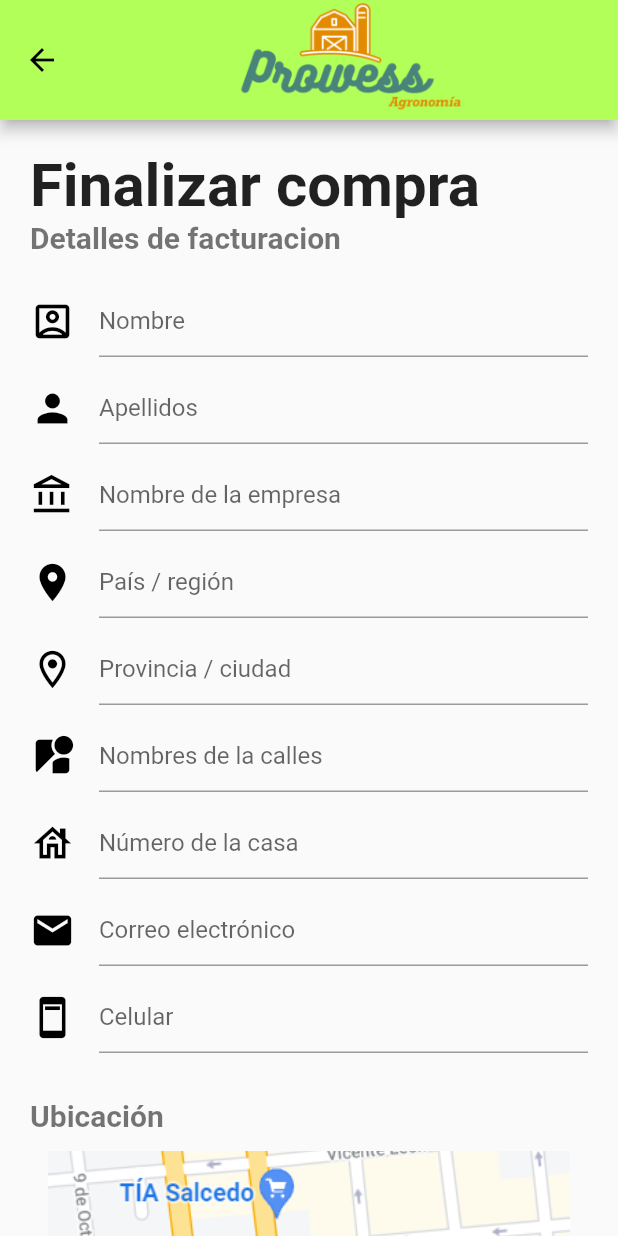
After one commit to ferdeX64/prowessagronomia, a Flutter app: the FormCompra screen opened directly, on a phone screen of 412 x 824 dp. The commit adds this screen. Run offline on Flutter 3.47's test engine with Material 2 defaults, Android fonts, the phone set to English and light mode, and no system bars; our stand-ins replace accordion, carousel_slider, flutter_slidable, nb_utils, sliding_up_panel; missing offline and left inert: async_button_builder; network calls fail.

Commit message:
Form finalizar compra

```diff
--- a/lib/src/pages/carrito_page.dart
+++ b/lib/src/pages/carrito_page.dart
@@ -1,5 +1,6 @@
 import 'package:flutter/material.dart';
 import 'package:flutter_slidable/flutter_slidable.dart';
+import 'package:prowessagronomia/src/pages/form_compra_page.dart';
 
 
 class CarritoPage extends StatefulWidget {
@@ -165,7 +166,12 @@ class _CarritoPageState extends State<CarritoPage> {
                         letterSpacing: 2.0
                       ),
                     ),
-                    onPressed: (){},
+                    onPressed: (){
+                      Navigator.push(
+                        context,
+                        MaterialPageRoute(
+                        builder: (BuildContext context) => FormCompra()));
+                            },
                   ),
                 ],
               ),
--- a/lib/src/pages/equipo_page.dart
+++ b/lib/src/pages/equipo_page.dart
@@ -1,3 +1,5 @@
+// ignore_for_file: sized_box_for_whitespace
+
 import 'package:flutter/material.dart';
 class EquipoPage extends StatelessWidget {
   const EquipoPage({Key? key}) : super(key: key);
@@ -52,7 +54,7 @@ class EquipoPage extends StatelessWidget {
                                 color: Colors.black,
                               )
                           ),
-                          Container(
+                          SizedBox(
                             height:25,
                             child: SizedBox(
                               child: Image.asset('assets/images/grupo.png',
@@ -603,6 +605,6 @@ class EquipoPage extends StatelessWidget {
           ),
         ),
       ),
-    );;
+    );
   }
 }
--- /dev/null
+++ b/lib/src/pages/form_compra_page.dart
@@ -0,0 +1,270 @@
+import 'package:flutter/material.dart';
+
+class FormCompra extends StatefulWidget {
+  FormCompra({Key? key}) : super(key: key);
+
+  @override
+  State<FormCompra> createState() => _FormCompraState();
+}
+
+class _FormCompraState extends State<FormCompra> {
+  @override
+  Widget build(BuildContext context) {
+    return
+      Scaffold(
+        appBar: AppBar(
+          toolbarHeight: 80,
+          backgroundColor: Colors.lightGreenAccent,
+          title: Row(
+            mainAxisAlignment: MainAxisAlignment.center,
+            children: [
+              Image.asset(
+                'assets/images/Logo_ProwessAgronomia.png',
+                fit: BoxFit.contain,
+                height: 150,
+                width: 150,
+              ),
+            ],
+          ),
+          leading: IconButton(
+            icon: const Icon(
+              Icons.arrow_back,
+              color: Colors.black,
+            ),
+            onPressed: () => Navigator.of(context).pop(),
+          )
+        ),
+        body: SingleChildScrollView(
+          child: Container(
+            padding: const EdgeInsets.symmetric(vertical: 20,horizontal: 20),
+            child: Column(
+              crossAxisAlignment: CrossAxisAlignment.start,
+              children: [
+                const Text("Finalizar compra", style: TextStyle( fontSize: 40, fontWeight:FontWeight.bold)),
+                const Text("Detalles de facturacion", style: TextStyle(color:Colors.black54,fontSize: 20, fontWeight:FontWeight.bold)),
+                Container(
+                  padding: const EdgeInsets.only(top: 20, bottom: 10),
+                  child: Row(
+                    children: const [
+                      Flexible(
+                        child: TextField(
+                              decoration: InputDecoration(
+                                icon: Icon(
+                                    Icons.account_box_outlined,
+                                    size: 30,
+                                    color: Colors.black,
+                                ),
+                                hintText: 'Nombre',
+                              )
+                            )
+                      )
+                  ],),
+                ),
+                Container(
+                  padding: const EdgeInsets.only(bottom: 10),
+                  child: Row(
+                    children: const [
+                      Flexible(
+                        child: TextField(
+                              decoration: InputDecoration(
+                                icon: Icon(
+                                    Icons.person,
+                                    size: 30,
+                                    color: Colors.black,
+                                ),
+                                hintText: 'Apellidos',
+                              )
+                            )
+                      )
+                  ],),
+                ),
+                Container(
+                  padding: const EdgeInsets.only(bottom: 10),
+                  child: Row(
+                    children: const [
+                      Flexible(
+                        child: TextField(
+                              decoration: InputDecoration(
+                                icon: Icon(
+                                    Icons.account_balance_outlined,
+                                    size: 30,
+                                    color: Colors.black,
+                                ),
+                                hintText: 'Nombre de la empresa',
+                              )
+                            )
+                      )
+                  ],),
+                ),
+                Container(
+                  padding: const EdgeInsets.only(bottom: 10),
+                  child: Row(
+                    children: const [
+                      Flexible(
+                        child: TextField(
+                              decoration: InputDecoration(
+                                icon: Icon(
+                                    Icons.location_on,
+                                    size: 30,
+                                    color: Colors.black,
+                                ),
+                                hintText: 'País / región',
+                              )
+                            )
+                      )
+                  ],),
+                ),
+                Container(
+                  padding: const EdgeInsets.only(bottom: 10),
+                  child: Row(
+                    children: const [
+                      Flexible(
+                        child: TextField(
+                              decoration: InputDecoration(
+                                icon: Icon(
+                                    Icons.location_on_outlined ,
+                                    size: 30,
+                                    color: Colors.black,
+                                ),
+                                hintText: 'Provincia / ciudad',
+                              )
+                            )
+                      )
+                  ],),
+                ),
+                Container(
+                  padding: const EdgeInsets.only(bottom: 10),
+                  child: Row(
+                    children: const [
+                      Flexible(
+                        child: TextField(
+                              decoration: InputDecoration(
+                                icon: Icon(
+                                    Icons.streetview ,
+                                    size: 30,
+                                    color: Colors.black,
+                                ),
+                                hintText: 'Nombres de la calles',
+                              )
+                            )
+                      )
+                  ],),
+                ),
+                Container(
+                  padding: const EdgeInsets.only(bottom: 10),
+                  child: Row(
+                    children: const [
+                      Flexible(
+                        child: TextField(
+                              decoration: InputDecoration(
+                                icon: Icon(
+                                    Icons.house_outlined ,
+                                    size: 30,
+                                    color: Colors.black,
+                                ),
+                                hintText: 'Número de la casa',
+                              )
+                            )
+                      )
+                  ],),
+                ),
+                Container(
+                  padding: const EdgeInsets.only(bottom: 10),
+                  child: Row(
+                    children: const [
+                      Flexible(
+                        child: TextField(
+                              decoration: InputDecoration(
+                                icon: Icon(
+                                    Icons.email   ,
+                                    size: 30,
+                                    color: Colors.black,
+                                ),
+
+                                hintText: 'Correo electrónico',
+                              )
+                            )
+                      )
+                  ],),
+                ),
+                Container(
+                  padding: const EdgeInsets.only(bottom: 30),
+                  child: Row(
+                    children: const [
+                      Flexible(
+                        child: TextField(
+                              decoration: InputDecoration(
+                                icon: Icon(
+                                    Icons.ad_units  ,
+                                    size: 30,
+                                    color: Colors.black,
+                                ),
+                                hintText: 'Celular',
+                              )
+                            )
+                      )
+                  ],),
+                ),
+                const Text("Ubicación", style: TextStyle(color:Colors.black54,fontSize: 20, fontWeight:FontWeight.bold)),
+                Padding(
+                  padding: const EdgeInsets.all(12.0),
+                  child: Center(
+                    child: Image.asset('assets/images/mapa.png',
+                        height: 260, width: 450, fit: BoxFit.cover),
+                  ),
+                ),
+                Center(
+                  child: Container(
+                    width: 220,
+                    padding:  const EdgeInsets.only(top: 5.0, bottom: 25),
+                  child: RaisedButton(
+                    padding:  const EdgeInsets.symmetric(vertical: 10,horizontal:20),
+                    color: Colors.lightGreen, // background
+                    textColor: Colors.white, // foreground
+                    onPressed: () { },
+                    child: Expanded(
+                      child: Row(
+                        children: const[
+                          Icon(
+                              Icons.location_on_outlined ,
+                              size: 30,
+                              color: Colors.white,
+                          ),
+                          Text('Usar mi ubicacion',style: TextStyle(fontSize: 18),),
+                        ],
+                      ),
+                    ),
+                  )
+
+                  ),
+                ),
+                const Text("Notas", style: TextStyle(color:Colors.black54,fontSize: 20, fontWeight:FontWeight.bold)),
+                Container(
+                  padding: const EdgeInsets.only(bottom: 20, top: 10),
+                  child: Row(
+                    children: const [
+                      Flexible(
+                        child: TextField(
+                              decoration: InputDecoration(
+                                icon: Icon(
+                                    Icons.ad_units  ,
+                                    size: 30,
+                                    color: Colors.black,
+                                ),
+                                hintText: 'Celular',
+                              )
+                            )
+                      )
+                  ],),
+                ),
+
+
+              ],
+            ),
+          ),
+        ),
+
+      );
+
+  }
+}
--- a/lib/src/pages/nosotros_page.dart
+++ b/lib/src/pages/nosotros_page.dart
@@ -159,12 +159,10 @@ class NosotrosPage extends StatelessWidget {
               ),
               Row(
                 mainAxisAlignment: MainAxisAlignment.center,
-                children:  [
-                  Container(
-                    child:  SizedBox(
+                children:[
+                  SizedBox(
                     child: Image.asset('assets/images/objetivos_generales.png',
                         fit: BoxFit.cover)
-                          ),
                         ),
                 ],
               ),
@@ -195,11 +193,9 @@ class NosotrosPage extends StatelessWidget {
               Row(
                 mainAxisAlignment: MainAxisAlignment.center,
                 children: [
-                  Container(
-                    child:  SizedBox(
+                  SizedBox(
                     child: Image.asset('assets/images/objetivos_especificos.png',
                         fit: BoxFit.cover)
-                          ),
                         ),
                 ],
               ),
```
Also changed, not shown: assets/images/cf.jpeg. Lines whose indentation alone changed are shown as unchanged.
